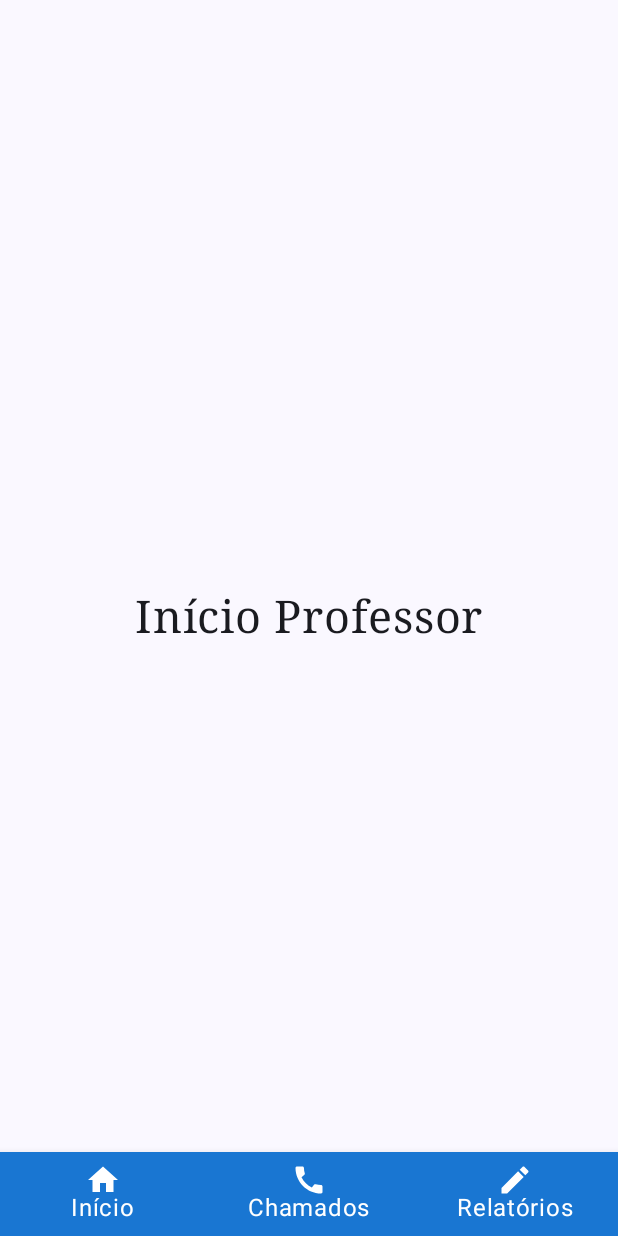
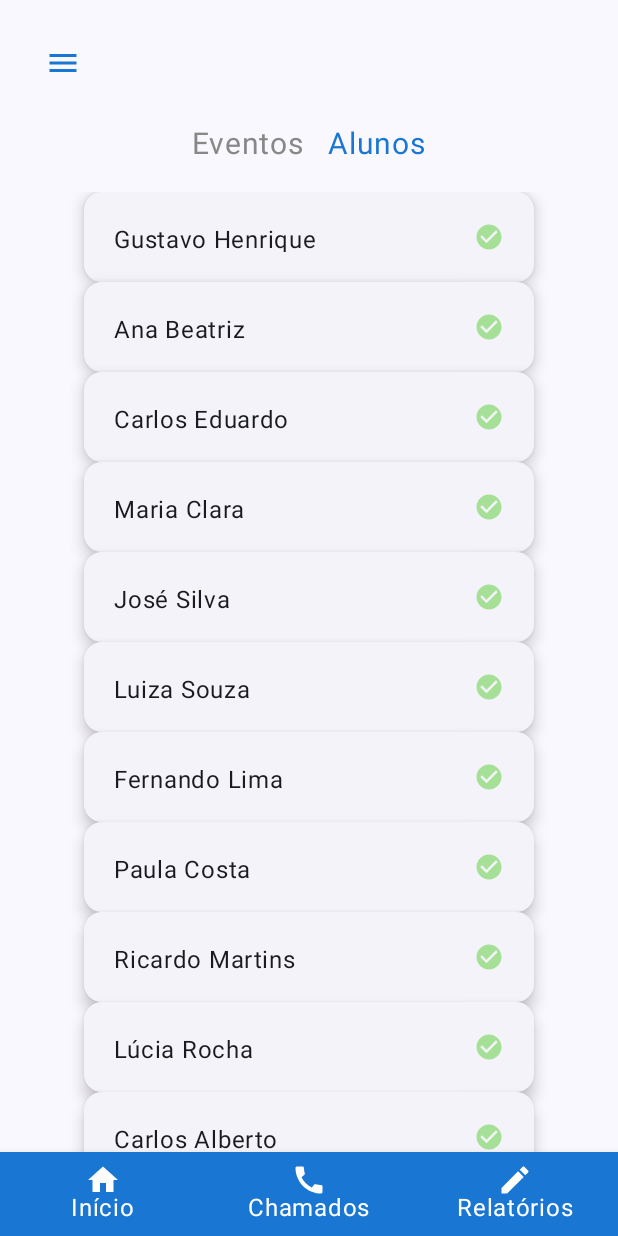
Before and after one commit to nucleo-fornari/mobile-app, an Android app built with Jetpack Compose: the screen it shows after launch (MainActivity), on a phone screen of 412 x 824 dp. Run offline under Robolectric (Android 15) with nearby library versions, the light colour scheme and no system bars.

Commit message:
feature: tela inicio professor

```diff
--- a/app/src/main/java/com/example/nucleofornari/navigation/BottomNavGraph.kt
+++ b/app/src/main/java/com/example/nucleofornari/navigation/BottomNavGraph.kt
@@ -15,7 +15,7 @@ import com.example.nucleofornari.screens.RelatorioProfessorScreen
 fun BottomNavGraph(navController: NavHostController) {
     NavHost(navController = navController, startDestination = BottomBarScreen.Inicio.route){
         composable(route = BottomBarScreen.Inicio.route){
-            InicioProfessorScreen()
+            InicioProfessorScreen(navController)
         }
         composable(route = BottomBarScreen.Chamado.route){
             ChamadoProfessorScreen(navController)
--- a/app/src/main/java/com/example/nucleofornari/screens/CategoriasScreen.kt
+++ b/app/src/main/java/com/example/nucleofornari/screens/CategoriasScreen.kt
@@ -40,7 +40,7 @@ fun CategoriasScreen(navController: NavController) {
         ) {
 
             NucleoRadioButtonList(categorias)
-            Spacer(modifier = Modifier.padding(40.dp))
+            Spacer(modifier = Modifier.padding(100.dp))
 
             Row(modifier = Modifier
                 .padding(bottom= 32.dp)){
--- a/app/src/main/java/com/example/nucleofornari/screens/InicioProfessorScreen.kt
+++ b/app/src/main/java/com/example/nucleofornari/screens/InicioProfessorScreen.kt
@@ -1,21 +1,86 @@
 package com.example.nucleofornari.screens
 
+import androidx.compose.foundation.layout.Arrangement
 import androidx.compose.foundation.layout.Box
+import androidx.compose.foundation.layout.Column
+import androidx.compose.foundation.layout.Row
+import androidx.compose.foundation.layout.Spacer
+import androidx.compose.foundation.layout.fillMaxHeight
 import androidx.compose.foundation.layout.fillMaxSize
+import androidx.compose.foundation.layout.height
+import androidx.compose.foundation.layout.padding
+import androidx.compose.foundation.layout.width
+import androidx.compose.foundation.lazy.LazyColumn
+import androidx.compose.foundation.lazy.items
+import androidx.compose.material.icons.Icons
+import androidx.compose.material.icons.automirrored.filled.ArrowBack
+import androidx.compose.material3.Icon
+import androidx.compose.material3.IconButton
+import androidx.compose.material3.Scaffold
 import androidx.compose.material3.Text
+import androidx.compose.material3.TopAppBar
+import androidx.compose.material3.TopAppBarDefaults
 import androidx.compose.runtime.Composable
 import androidx.compose.ui.Alignment
 import androidx.compose.ui.Modifier
+import androidx.compose.ui.graphics.Color
 import androidx.compose.ui.text.font.FontFamily
+import androidx.compose.ui.tooling.preview.Preview
+import androidx.compose.ui.unit.dp
 import androidx.compose.ui.unit.sp
+import androidx.navigation.NavController
+import androidx.navigation.compose.rememberNavController
+import com.example.nucleofornari.ui.theme.AzulPrincipal
+import com.example.nucleofornari.ui.theme.Success
+import com.example.nucleofornari.ui.theme.components.AppIcons
+import com.example.nucleofornari.ui.theme.components.BlueButton
+import com.example.nucleofornari.ui.theme.components.CardNucleo
+import com.example.nucleofornari.ui.theme.components.Header
 
 @Composable
-fun InicioProfessorScreen(){
-    Box(modifier = Modifier.fillMaxSize(), contentAlignment = Alignment.Center){
-        Text(
-            text = "Início Professor",
-            fontSize = 30.sp,
-            fontFamily = FontFamily.Serif
-        )
+fun InicioProfessorScreen(navController: NavController){
+    Scaffold(
+        topBar = {
+            Row(modifier = Modifier.padding(30.dp)) {
+                AppIcons.Menu(AzulPrincipal)
+            }
+        }
+    ) { innerPadding ->
+        Column(
+            modifier = Modifier
+                .fillMaxSize()
+                .padding(innerPadding),
+            horizontalAlignment = Alignment.CenterHorizontally
+        ) {
+            Row() {
+                Text(text = "Eventos", fontSize = 20.sp, color = Color.Gray)
+                Spacer(modifier = Modifier.width(16.dp))
+                Text(text = "Alunos", fontSize = 20.sp, color = AzulPrincipal)
+            }
+
+            Spacer(modifier = Modifier.height(20.dp))
+            val nomes = listOf(
+                "Gustavo Henrique", "Ana Beatriz", "Carlos Eduardo", "Maria Clara", "José Silva",
+                "Luiza Souza", "Fernando Lima", "Paula Costa", "Ricardo Martins", "Lúcia Rocha",
+                "Carlos Alberto", "Vanessa Pereira", "Rafael Almeida", "Mariana Gomes", "Juliana Oliveira",
+                "Leonardo Santos", "Camila Freitas", "Felipe Ferreira", "Juliano Rocha", "Aline Santos",
+                "Roberta Lima", "Vitor Costa", "Lucas Souza", "Beatriz Alves", "João Pedro",
+                "Tânia Lima", "Eduardo Pereira", "Patrícia Gonçalves", "Marcelo Silva", "Cristina Martins"
+            )
+
+            LazyColumn(modifier = Modifier.fillMaxHeight()) {
+                items(nomes) { nome ->
+                    CardNucleo(nome, { AppIcons.CheckCircle(Success) }, onclick = {})
+                }
+            }
+        }
     }
 }
+
+@Preview(showBackground = true)
+@Composable
+fun InicioPreview() {
+    com.example.nucleofornari.ui.theme.NucleoFornariTheme{
+        InicioProfessorScreen(navController = rememberNavController() )
+    }
+}
--- a/app/src/main/java/com/example/nucleofornari/ui/theme/components/Icons.kt
+++ b/app/src/main/java/com/example/nucleofornari/ui/theme/components/Icons.kt
@@ -4,6 +4,9 @@ import androidx.compose.material.icons.Icons
 import androidx.compose.material.icons.automirrored.filled.ArrowBack
 import androidx.compose.material.icons.automirrored.filled.ArrowForward
 import androidx.compose.material.icons.filled.CheckCircle
+import androidx.compose.material.icons.filled.Email
+import androidx.compose.material.icons.filled.Home
+import androidx.compose.material.icons.filled.Menu
 import androidx.compose.material3.Icon
 import androidx.compose.runtime.Composable
 import androidx.compose.ui.graphics.Color
@@ -39,6 +42,42 @@ object AppIcons {
         )
     }
 
+    @Composable
+    fun Home(color: Color) {
+        Icon(
+            Icons.Filled.Home,
+            contentDescription = "Início",
+            tint = color
+        )
+    }
+
+    @Composable
+    fun Menu(color: Color) {
+        Icon(
+            Icons.Filled.Menu,
+            contentDescription = "Menu",
+            tint = color
+        )
+    }
+
+//    @Composable
+//    fun Inbox(color: Color) {
+//        Icon(
+//            Icons.Filled.Inbox,
+//            contentDescription = "Caixa de entrada",
+//            tint = color
+//        )
+//    }
+//
+//    @Composable
+//    fun Description(color: Color) {
+//        Icon(
+//            Icons.Filled.Description,
+//            contentDescription = "Descrição",
+//            tint = color
+//        )
+//    }
+
 //    @Composable
 //    fun Pending(color: Color) {
 //        Icon(
```
